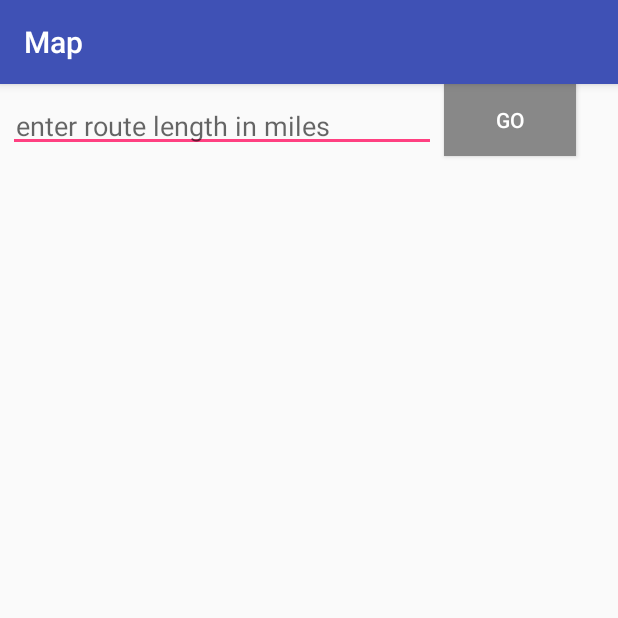
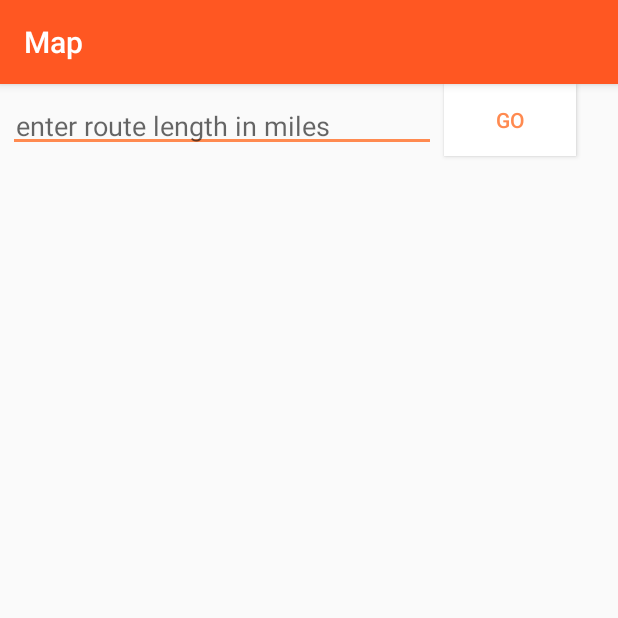
Before and after one commit to niole/The-Running-App, an Android app: the screen it shows after launch (InitRoutesActivity), on a phone screen of 412 x 824 dp, the top half of it. Run offline under Robolectric (Android 15) with nearby library versions, the phone set to English and light mode, and no system bars.

```diff
--- a/app/src/main/java/com/example/niolenelson/running/InitRoutesActivity.kt
+++ b/app/src/main/java/com/example/niolenelson/running/InitRoutesActivity.kt
@@ -57,9 +57,9 @@ class InitRoutesActivity : AppCompatActivity() {
             val spinner = inflater.inflate(R.layout.spinner, null, false)
             findViewById<LinearLayout>(R.id.init_routes_container ).addView(spinner)
             val text: String = input.text.toString()
-            val routeDistanceMeters = text.toInt()
+            val routeDistanceMiles = text.toDouble()
             val intent = Intent(this, MapsActivity::class.java)
-            intent.putExtra("routeDistanceMiles", routeDistanceMeters)
+            intent.putExtra("routeDistanceMiles", routeDistanceMiles)
             startActivity(intent)
         }
 
--- a/app/src/main/java/com/example/niolenelson/running/utilities/SelectableButton.kt
+++ b/app/src/main/java/com/example/niolenelson/running/utilities/SelectableButton.kt
@@ -4,6 +4,7 @@ import android.content.Context
 import android.graphics.Color.*
 import android.util.AttributeSet
 import android.widget.Button
+import com.example.niolenelson.running.R
 
 /**
  * Created by niolenelson on 7/29/18.
@@ -11,6 +12,7 @@ import android.widget.Button
 class SelectableButton : Button {
     init {
         enable()
+        setPadding(20, 0, 20, 0)
     }
     constructor(context: Context) : super(context)
 
@@ -20,14 +22,15 @@ class SelectableButton : Button {
 
     constructor(context: Context, attrs: AttributeSet, defStyleAttr: Int, defStyleRes: Int) : super(context, attrs, defStyleAttr, defStyleRes)
 
-    fun disable(): Unit {
+    fun disable() {
         isClickable = false
-        setBackgroundColor(GRAY)
+        setTextColor(resources.getColor(R.color.colorAccent))
+        setBackgroundColor(WHITE)
     }
 
-    fun enable(): Unit {
+    fun enable() {
         isClickable = true
         setTextColor(WHITE)
-        setBackgroundColor(BLUE)
+        setBackgroundColor(resources.getColor(R.color.colorPrimary))
     }
 }
--- a/app/src/main/res/values/colors.xml
+++ b/app/src/main/res/values/colors.xml
@@ -1,6 +1,7 @@
-<?xml version="1.0" encoding="utf-8"?>
+<!--?xml version="1.0" encoding="UTF-8"?-->
 <resources>
-    <color name="colorPrimary">#3F51B5</color>
-    <color name="colorPrimaryDark">#303F9F</color>
-    <color name="colorAccent">#FF4081</color>
+  <color name="colorPrimary">#ff5722</color>
+  <color name="colorAccent">#ff8a50</color>
+  <color name="colorPrimaryDark">#c41c00</color>
+  <color name="primaryTextColor">#000000</color>
 </resources>
```
Also changed, not shown: app/src/main/java/com/example/niolenelson/running/MapsActivity.kt (+8 -22 lines).
